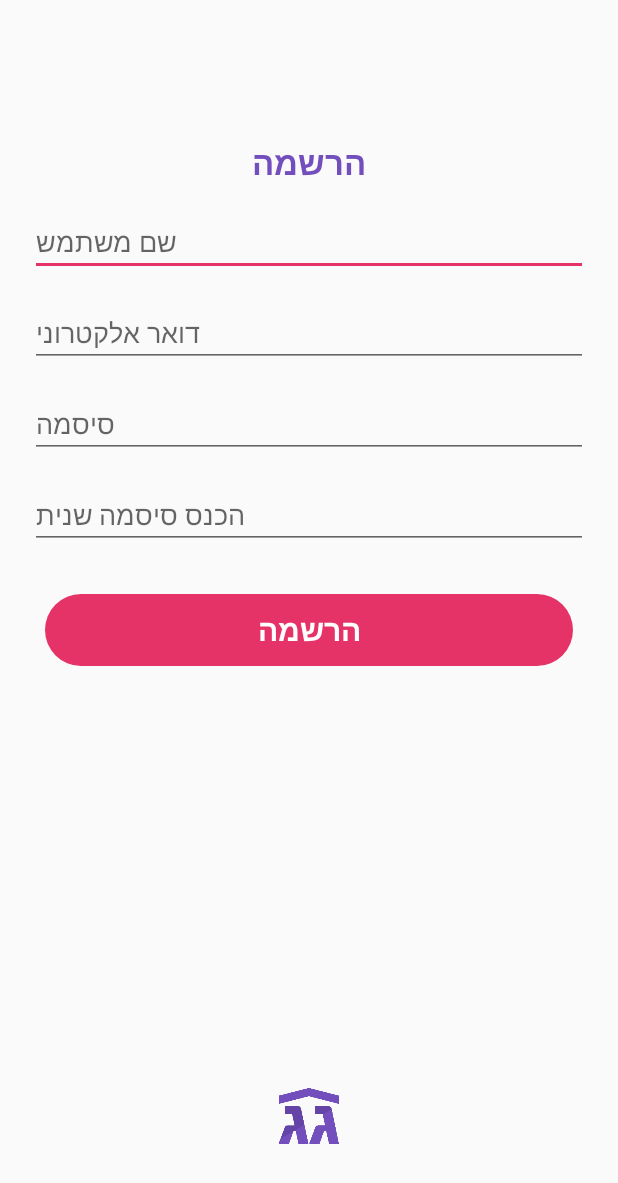
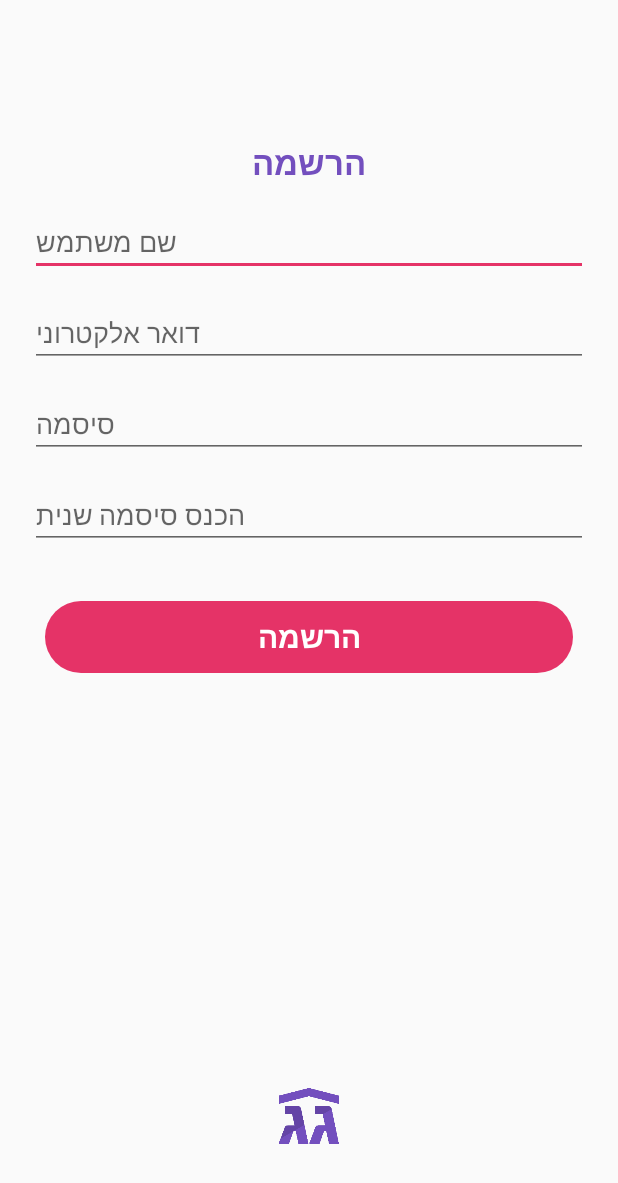
Before and after one commit to Etinka/AndroidAppFinalProject, an Android app: the RegisterActivity screen opened directly, with no data from a screen before it, on a phone screen of 412 x 824 dp. Shown: the top 1183 px of the screen. Run offline under Robolectric (Android 15) with nearby library versions, the phone set to English and light mode, and no system bars; Roboto replaces fonts that are not available here.

Commit message:
Added custom button with progress bar, changed to this button in login and register screens

```diff
--- /dev/null
+++ b/app/src/main/java/com/colman/finalproject/properties/PropertyDetailsFragment.java
@@ -0,0 +1,4 @@
+package com.colman.finalproject.properties;
+
+public class PropertyDetailsFragment {
+}
--- a/app/src/main/java/com/colman/finalproject/register/RegisterActivity.java
+++ b/app/src/main/java/com/colman/finalproject/register/RegisterActivity.java
@@ -16,6 +16,7 @@ import com.colman.finalproject.R;
 import com.colman.finalproject.bases.GagBaseActivity;
 import com.colman.finalproject.tabs.MainActivity;
 import com.colman.finalproject.utils.UIUtils;
+import com.colman.finalproject.view.LoaderButton;
 
 import java.util.regex.Pattern;
 
@@ -28,7 +29,7 @@ public class RegisterActivity extends GagBaseActivity {
 
     private View mEmailErrorMsg;
     private View mPasswordErrorMsg;
-    private View mRegisterBtn;
+    private LoaderButton mRegisterBtn;
 
     @Override
     protected void onCreate(@Nullable Bundle savedInstanceState) {
@@ -64,7 +65,9 @@ public class RegisterActivity extends GagBaseActivity {
                 mPasswordErrorMsg.setVisibility(View.VISIBLE);
             }
             if(isValidEmail() && isValidPassword()) {
+                mRegisterBtn.handleLoadingStatus(true);
                 mModel.observeSignedInLiveData(this, isSuccessful -> {
+                    mRegisterBtn.handleLoadingStatus(false);
                     if (isSuccessful != null && isSuccessful) {
                         Intent intent = new Intent(this, MainActivity.class);
                         startActivity(intent);
--- /dev/null
+++ b/app/src/main/java/com/colman/finalproject/view/LoaderButton.java
@@ -0,0 +1,70 @@
+package com.colman.finalproject.view;
+
+import android.content.Context;
+import android.content.res.TypedArray;
+import android.support.annotation.Nullable;
+import android.support.constraint.ConstraintLayout;
+import android.util.AttributeSet;
+import android.view.LayoutInflater;
+import android.view.View;
+import android.view.ViewGroup;
+import android.widget.Button;
+import android.widget.ProgressBar;
+
+import com.colman.finalproject.R;
+
+import static android.content.Context.LAYOUT_INFLATER_SERVICE;
+
+public class LoaderButton extends ConstraintLayout {
+
+    private Button button;
+    private ProgressBar loader;
+    private String buttonText;
+
+    public LoaderButton(Context context) {
+        super(context);
+    }
+
+    public LoaderButton(Context context, AttributeSet attrs) {
+        super(context, attrs);
+        TypedArray typedArray = context.obtainStyledAttributes(attrs, R.styleable.LoaderButton, 0, 0);
+        String buttonText = typedArray.getString(R.styleable.LoaderButton_ctext);
+        init(buttonText);
+    }
+
+    public LoaderButton(Context context, AttributeSet attrs, int defStyleAttr) {
+        super(context, attrs, defStyleAttr);
+        TypedArray typedArray = context.obtainStyledAttributes(attrs, R.styleable.LoaderButton, defStyleAttr, 0);
+        String buttonText = typedArray.getString(R.styleable.LoaderButton_ctext);
+        init(buttonText);
+    }
+
+    @Override
+    public void setOnClickListener(@Nullable View.OnClickListener l) {
+        super.setOnClickListener(l);
+        button.setOnClickListener(l);
+    }
+
+    private void init(String text) {
+        buttonText = text;
+        LayoutInflater inflater = (LayoutInflater) getContext().getSystemService(LAYOUT_INFLATER_SERVICE);
+        View customView = inflater.inflate(R.layout.loader_button_layout, this, false);
+        addView(customView, ViewGroup.LayoutParams.MATCH_PARENT, ViewGroup.LayoutParams.MATCH_PARENT);
+        button = customView.findViewById(R.id.custom_button);
+        loader = customView.findViewById(R.id.custom_loader);
+
+        button.setText(text);
+    }
+
+    public void handleLoadingStatus(boolean isLoading) {
+        if (isLoading) {
+            button.setText("");
+            loader.setVisibility(VISIBLE);
+        } else {
+            button.setText(buttonText);
+            loader.setVisibility(GONE);
+        }
+    }
+
+
+}
--- /dev/null
+++ b/app/src/main/res/layout/activity_property_details.xml
@@ -0,0 +1,6 @@
+<?xml version="1.0" encoding="utf-8"?>
+<android.support.constraint.ConstraintLayout
+    xmlns:android="http://schemas.android.com/apk/res/android" android:layout_width="match_parent"
+    android:layout_height="match_parent">
+
+</android.support.constraint.ConstraintLayout>
--- a/app/src/main/res/layout/activity_register.xml
+++ b/app/src/main/res/layout/activity_register.xml
@@ -100,32 +100,15 @@
         app:layout_constraintStart_toStartOf="@id/passwordValidator"
         android:textColor="@android:color/holo_red_dark" />
 
-    <Button
+    <com.colman.finalproject.view.LoaderButton
         android:id="@+id/register_btn"
         android:layout_width="0dp"
         android:layout_height="wrap_content"
-        android:layout_marginStart="30dp"
-        android:layout_marginEnd="30dp"
-        android:layout_marginTop="30dp"
-        android:text="הרשמה"
-        android:textSize="20sp"
-        android:background="@drawable/elipsis_button"
-        android:textColor="@android:color/white"
+        app:ctext="הרשמה"
         app:layout_constraintEnd_toEndOf="parent"
         app:layout_constraintStart_toStartOf="parent"
-        app:layout_constraintTop_toBottomOf= "@id/passwordValidator"
+        app:layout_constraintTop_toBottomOf= "@id/password_error_msg"
         app:layout_constraintVertical_chainStyle="packed" />
-
-    <ProgressBar
-        android:id="@+id/register_loader"
-        android:layout_width="wrap_content"
-        android:layout_height="wrap_content"
-        app:layout_constraintTop_toTopOf="@id/register_btn"
-        app:layout_constraintBottom_toBottomOf="@id/register_btn"
-        app:layout_constraintStart_toStartOf="@id/register_btn"
-        app:layout_constraintEnd_toEndOf="@id/register_btn"
-        android:visibility="gone"
-        android:indeterminateTint="@android:color/white"/>
 
     <ImageView
         android:id="@+id/logo"
--- /dev/null
+++ b/app/src/main/res/layout/loader_button_layout.xml
@@ -0,0 +1,36 @@
+<?xml version="1.0" encoding="utf-8"?>
+<android.support.constraint.ConstraintLayout xmlns:android="http://schemas.android.com/apk/res/android"
+    xmlns:app="http://schemas.android.com/apk/res-auto"
+    android:layout_width="match_parent"
+    android:layout_height="match_parent"
+    android:clickable="true"
+    android:focusable="true">
+
+    <Button
+        android:id="@+id/custom_button"
+        android:layout_width="0dp"
+        android:layout_height="wrap_content"
+        android:layout_marginStart="30dp"
+        android:layout_marginTop="15dp"
+        android:layout_marginEnd="30dp"
+        android:background="@drawable/elipsis_button"
+        android:textColor="@android:color/white"
+        android:textSize="20sp"
+        app:layout_constraintBottom_toBottomOf="parent"
+        app:layout_constraintEnd_toEndOf="parent"
+        app:layout_constraintStart_toStartOf="parent"
+        app:layout_constraintTop_toTopOf="parent"
+        app:layout_constraintVertical_chainStyle="packed" />
+
+    <ProgressBar
+        android:id="@+id/custom_loader"
+        android:layout_width="wrap_content"
+        android:layout_height="wrap_content"
+        android:indeterminateTint="@android:color/white"
+        android:visibility="gone"
+        app:layout_constraintBottom_toBottomOf="@id/custom_button"
+        app:layout_constraintEnd_toEndOf="@id/custom_button"
+        app:layout_constraintStart_toStartOf="@id/custom_button"
+        app:layout_constraintTop_toTopOf="@id/custom_button"/>
+
+</android.support.constraint.ConstraintLayout>
--- /dev/null
+++ b/app/src/main/res/values/attrs.xml
@@ -0,0 +1,6 @@
+<?xml version="1.0" encoding="utf-8"?>
+<resources>
+    <declare-styleable name="LoaderButton">
+        <attr name="ctext" format="string" />
+    </declare-styleable>
+</resources>
```
Also changed, not shown: app/src/main/java/com/colman/finalproject/login/LoginActivity.java (+6 -4 lines), app/src/main/res/layout/activity_login.xml (+2 -20 lines), app/src/main/res/layout/activity_login_final.xml (+2 -19 lines), app/src/main/res/drawable-xxxhdpi/ic_balcony.png (added), app/src/main/res/drawable-xxxhdpi/icn_elevator.png (added), app/src/main/res/drawable-xxxhdpi/icn_info_size.png (added), app/src/main/res/drawable-xxxhdpi/icn_safe_room.png (added).
